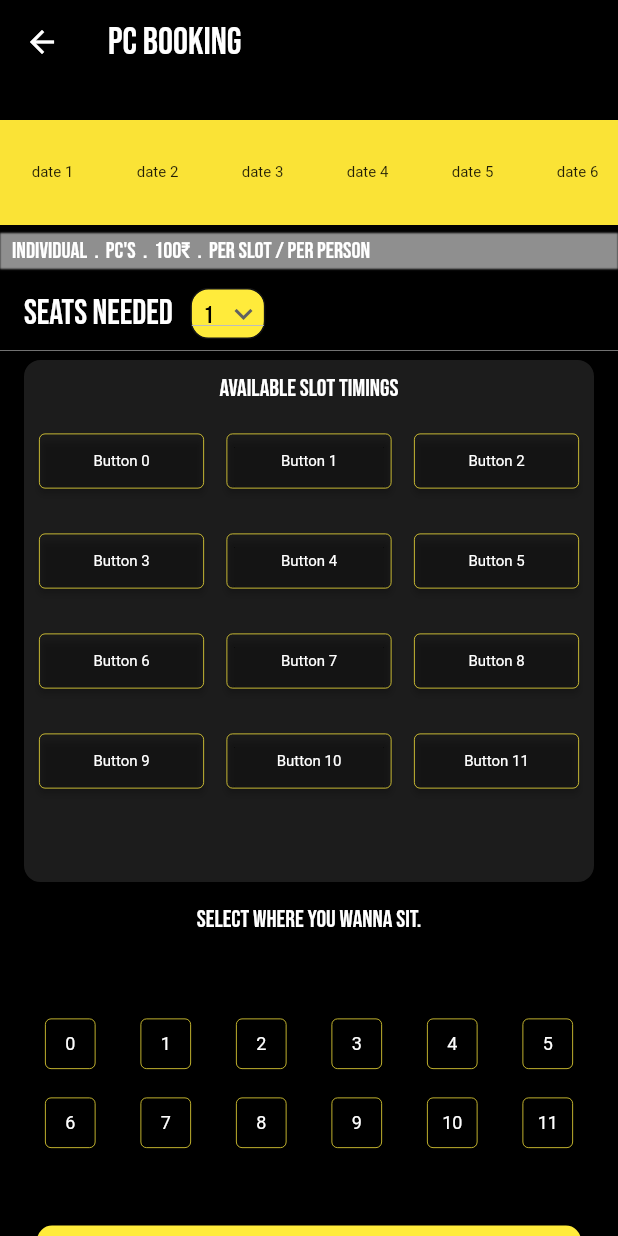
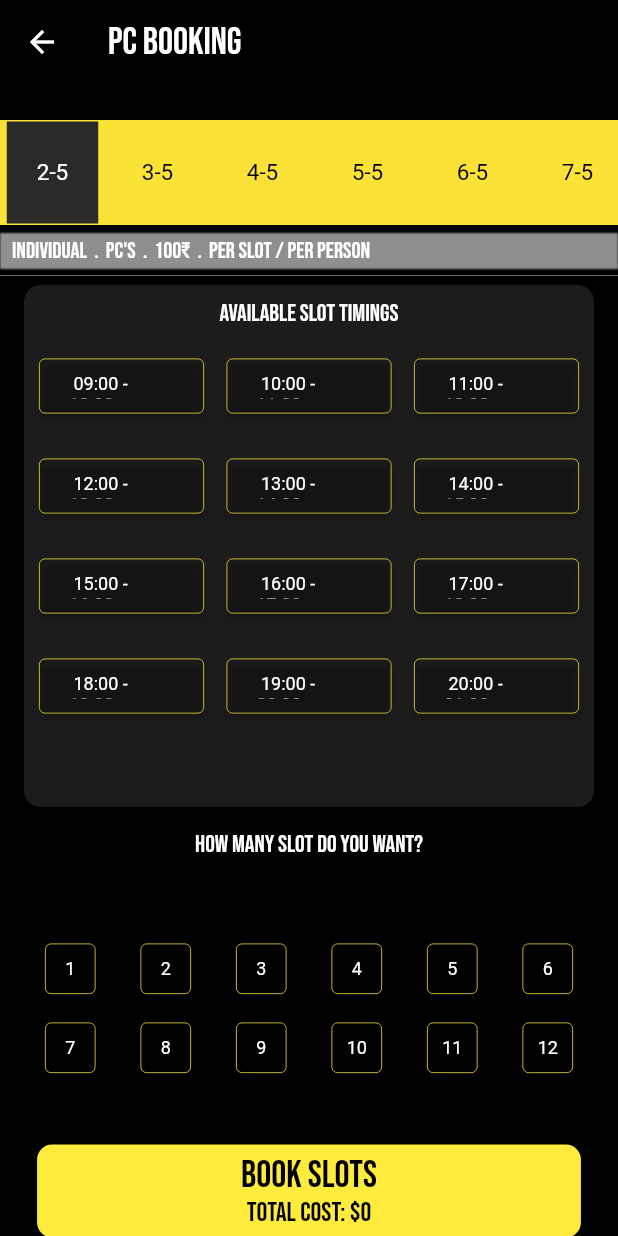
Before and after one commit to Shahbanps/Levelup-Lounge, a Flutter app: the PCBookingPage screen opened directly, on a phone screen of 412 x 824 dp. Run offline on Flutter 3.47's test engine with Material 2 defaults, Android fonts, the phone set to English and light mode, and no system bars; our stand-ins replace carousel_slider, google_fonts, google_nav_bar; network calls fail.

```diff
--- a/lib/User/pc/pc_booking_page.dart
+++ b/lib/User/pc/pc_booking_page.dart
@@ -16,20 +16,72 @@ class PCBookingPage extends StatefulWidget {
 }
 
 class _PCBookingPageState extends State<PCBookingPage> {
-  final List dates = [
-    'date 1',
-    'date 2',
-    'date 3',
-    'date 4',
-    'date 5',
-    'date 6',
-    'date 7',
-    'date 8',
-    'date 9',
-    'date 10',
+  final List times = [
+    '09:00 - 10:00',
+    '10:00 - 11:00',
+    '11:00 - 12:00',
+    '12:00 - 13:00',
+    '13:00 - 14:00',
+    '14:00 - 15:00',
+    '15:00 - 16:00',
+    '16:00 - 17:00',
+    '17:00 - 18:00',
+    '18:00 - 19:00',
+    '19:00 - 20:00',
+    '20:00 - 21:00',
+  ];
+  List<int> timingsSelectedIndexes = [];
+
+  List<int> seats = [0, 0, 0, 0, 0, 0, 0, 0, 0, 0, 0, 0];
+
+  List<bool> isSelectedSlot = [
+    false,
+    false,
+    false,
+    false,
+    false,
+    false,
+    false,
+    false,
+    false,
+    false,
+    false,
+    false
   ];
 
-  String dropdownvalue = '1';
+  int selectedTimeSLot = 0;
+
+  int _selectedIndex = -1;
+
+  int totalPrice = 0;
+
+  int noOfSeats = 0;
+
+  DateTime selectedDate = DateTime.now();
+
+  void updateSum(int index) {
+    int count = 0;
+    for (var x in seats) {
+      seats[count] = 0;
+      count += 1;
+    }
+    count = 0;
+
+    for (var x in isSelectedSlot) {
+      if (x) {
+        seats[count] += index + 1;
+      }
+      count += 1;
+    }
+    int sum = 0;
+    for (var x in seats) {
+      sum += x;
+    }
+    print(sum * 100);
+    setState(() {
+      totalPrice = sum * 100;
+    });
+  }
 
   @override
   Widget build(BuildContext context) {
@@ -61,14 +113,66 @@ class _PCBookingPageState extends State<PCBookingPage> {
             SizedBox(height: 80),
             Container(
               height: 70,
+              // child: ListView.builder(
+              //     itemCount: dates.length,
+              //     scrollDirection: Axis.horizontal,
+              //     itemBuilder: (context, index) {
+              //       return Mycircle(
+              //         child: dates[index],
+              //       );
+              //     }),
               child: ListView.builder(
-                  itemCount: dates.length,
+                itemCount: 7,
                 scrollDirection: Axis.horizontal,
                 itemBuilder: (context, index) {
-                    return Mycircle(
-                      child: dates[index],
+                  // Calculate the date for this index
+                  final date = DateTime.now().add(Duration(days: index));
+
+                  // Determine whether this date is the currently selected date
+                  final isSelected = date.year == selectedDate.year &&
+                      date.month == selectedDate.month &&
+                      date.day == selectedDate.day;
+
+                  return GestureDetector(
+                    onTap: () {
+                      setState(() {
+                        selectedDate = date;
+                      });
+                    },
+                    child: Container(
+                      width: 70,
+                      decoration: BoxDecoration(
+                          // shape: BoxShape.rectangle,
+                          color: Color.fromARGB(255, 250, 227, 54)),
+                      child: isSelected
+                          ? Center(
+                              child: Container(
+                              decoration: BoxDecoration(
+                                  color: Color.fromARGB(255, 42, 42, 42)),
+                              child: Padding(
+                                padding: const EdgeInsets.symmetric(
+                                    vertical: 25, horizontal: 20),
+                                child: Text('${date.day}-${date.month}',
+                                    style: TextStyle(
+                                      fontSize: 15,
+                                      color: isSelected
+                                          ? Colors.white
+                                          : Colors.black,
+                                    )),
+                              ),
+                            ))
+                          : Center(
+                              child: Text('${date.day}-${date.month}',
+                                  style: TextStyle(
+                                    fontSize: 15,
+                                    color: isSelected
+                                        ? Colors.white
+                                        : Colors.black,
+                                  ))),
+                    ),
                   );
-                  }),
+                },
+              ),
             ),
             SizedBox(height: 5),
             Container(
@@ -99,137 +203,6 @@ class _PCBookingPageState extends State<PCBookingPage> {
             ),
             SizedBox(
               height: 5,
-            ),
-            Container(
-              padding: const EdgeInsets.all(8),
-              height: 50,
-              child: Row(
-                mainAxisAlignment: MainAxisAlignment.start,
-                children: [
-                  Padding(
-                    padding: const EdgeInsets.fromLTRB(8.0, 3, 8, 3),
-                    child: Text(
-                      "Seats needed ",
-                      style: GoogleFonts.bebasNeue(
-                        fontSize: 23,
-                        color: Colors.white,
-                      ),
-                    ),
-                  ),
-                  Container(
-                    width: 50,
-                    height: 40,
-                    decoration: BoxDecoration(
-                      color: Colors.yellow,
-                      border:
-                          Border.all(color: Color.fromARGB(255, 20, 20, 20)),
-                      borderRadius: BorderRadius.circular(12),
-                    ),
-                    child: DropdownButton<String>(
-                      value: dropdownvalue,
-                      icon: const Icon(Icons.keyboard_arrow_down_sharp),
-                      style: const TextStyle(color: Colors.white),
-                      onChanged: (String? newValue) {
-                        setState(() {
-                          dropdownvalue = newValue!;
-                        });
-                      },
-                      items: [
-                        DropdownMenuItem(
-                          // ignore: sort_child_properties_last
-                          child: Padding(
-                            padding: const EdgeInsets.all(8.0),
-                            child: Text("1",
-                                style: GoogleFonts.bebasNeue(
-                                  fontSize: 16,
-                                  color: Color.fromARGB(255, 0, 0, 0),
-                                )),
-                          ),
-                          value: '1',
-                        ),
-                        DropdownMenuItem(
-                          child: Padding(
-                            padding: const EdgeInsets.all(8.0),
-                            child: Text("2",
-                                style: GoogleFonts.bebasNeue(
-                                  fontSize: 16,
-                                  color: Color.fromARGB(255, 0, 0, 0),
-                                )),
-                          ),
-                          value: '2',
-                        ),
-                        DropdownMenuItem(
-                          child: Padding(
-                            padding: const EdgeInsets.all(8.0),
-                            child: Text("3",
-                                style: GoogleFonts.bebasNeue(
-                                  fontSize: 16,
-                                  color: Color.fromARGB(255, 0, 0, 0),
-                                )),
-                          ),
-                          value: '3',
-                        ),
-                        DropdownMenuItem(
-                          child: Padding(
-                            padding: const EdgeInsets.all(8.0),
-                            child: Text("4",
-                                style: GoogleFonts.bebasNeue(
-                                  fontSize: 16,
-                                  color: Color.fromARGB(255, 0, 0, 0),
-                                )),
-                          ),
-                          value: '4',
-                        ),
-                        DropdownMenuItem(
-                          child: Padding(
-                            padding: const EdgeInsets.all(8.0),
-                            child: Text("5",
-                                style: GoogleFonts.bebasNeue(
-                                  fontSize: 16,
-                                  color: Color.fromARGB(255, 0, 0, 0),
-                                )),
-                          ),
-                          value: '5',
-                        ),
-                        DropdownMenuItem(
-                          child: Padding(
-                            padding: const EdgeInsets.all(8.0),
-                            child: Text("6",
-                                style: GoogleFonts.bebasNeue(
-                                  fontSize: 16,
-                                  color: Color.fromARGB(255, 0, 0, 0),
-                                )),
-                          ),
-                          value: '6',
-                        ),
-                        DropdownMenuItem(
-                          child: Padding(
-                            padding: const EdgeInsets.all(8.0),
-                            child: Text("7",
-                                style: GoogleFonts.bebasNeue(
-                                  fontSize: 16,
-                                  color: Color.fromARGB(255, 0, 0, 0),
-                                )),
-                          ),
-                          value: '7',
-                        ),
-                        DropdownMenuItem(
-                          // ignore: sort_child_properties_last
-                          child: Padding(
-                            padding: const EdgeInsets.all(8.0),
-                            child: Text("8",
-                                style: GoogleFonts.bebasNeue(
-                                  fontSize: 16,
-                                  color: Color.fromARGB(255, 0, 0, 0),
-                                )),
-                          ),
-                          value: '8',
-                        )
-                      ],
-                    ),
-                  )
-                ],
-              ),
             ),
             Divider(
               color: Colors.white,
@@ -273,25 +246,54 @@ class _PCBookingPageState extends State<PCBookingPage> {
                                       crossAxisCount: 3,
                                       crossAxisSpacing: 15,
                                       mainAxisSpacing: 30,
-                                      childAspectRatio:
-                                          3, // set the aspect ratio of each child widget
+                                      childAspectRatio: 3,
                                     ),
                                     itemBuilder: (context, index) {
+                                      bool isSelected = timingsSelectedIndexes
+                                          .contains(index);
                                       return ElevatedButton(
                                         onPressed: () {
-                                          // action to perform when button is pressed
+                                          setState(() {
+                                            if (isSelected) {
+                                              timingsSelectedIndexes
+                                                  .remove(index);
+                                            } else {
+                                              timingsSelectedIndexes.add(index);
+                                            }
+
+                                            isSelectedSlot[index] =
+                                                !isSelectedSlot[index];
+                                            if (isSelectedSlot[index]) {
+                                              setState(() {
+                                                updateSum(noOfSeats);
+                                                print(seats);
+                                              });
+                                            } else {
+                                              setState(() {
+                                                seats[index] = 0;
+                                                print(seats);
+                                                updateSum(noOfSeats);
+                                              });
+                                            }
+                                          });
                                         },
                                         style: ButtonStyle(
                                           backgroundColor:
                                               MaterialStateProperty.all<Color>(
-                                                  Colors.transparent),
+                                            isSelected
+                                                ? Colors.yellow
+                                                : Colors.transparent,
+                                          ),
                                           foregroundColor:
                                               MaterialStateProperty.all<Color>(
-                                                  Colors.white),
+                                            isSelected
+                                                ? Colors.black
+                                                : Colors.white,
+                                          ),
                                           textStyle: MaterialStateProperty.all<
                                               TextStyle>(
                                             TextStyle(
-                                              fontSize: 10,
+                                              fontSize: 12,
                                             ),
                                           ),
                                           padding: MaterialStateProperty.all<
@@ -303,17 +305,15 @@ class _PCBookingPageState extends State<PCBookingPage> {
                                               RoundedRectangleBorder>(
                                             RoundedRectangleBorder(
                                               side: BorderSide(
-                                                color: Colors
-                                                    .yellow, // set the border color here
-                                                width:
-                                                    0.5, // set the width of the border
+                                                color: Colors.yellow,
+                                                width: 0.5,
                                               ),
                                               borderRadius:
                                                   BorderRadius.circular(4),
                                             ),
                                           ),
                                         ),
-                                        child: Text('Button $index'),
+                                        child: Text(' ${times[index]}'),
                                       );
                                     },
                                     itemCount: 12,
@@ -329,7 +329,7 @@ class _PCBookingPageState extends State<PCBookingPage> {
               height: 10,
             ),
             Text(
-              "Select where you wanna sit.",
+              "How many slot do you want?",
               style: GoogleFonts.bebasNeue(
                 fontSize: 16,
                 color: Color.fromARGB(255, 255, 255, 255),
@@ -346,7 +346,8 @@ class _PCBookingPageState extends State<PCBookingPage> {
                         height: 10,
                         child: GridView.builder(
                           // physics: NeverScrollableScrollPhysics(),
-                        gridDelegate: SliverGridDelegateWithFixedCrossAxisCount(
+                          gridDelegate:
+                              SliverGridDelegateWithFixedCrossAxisCount(
                             crossAxisCount: 6,
                             crossAxisSpacing: 30,
                             mainAxisSpacing: 19,
@@ -356,18 +357,35 @@ class _PCBookingPageState extends State<PCBookingPage> {
                           itemBuilder: (context, index) {
                             return ElevatedButton(
                               onPressed: () {
-                              // action to perform when button is pressed
+                                setState(() {
+                                  _selectedIndex =
+                                      index; // Update the selected index
+                                  int count = 0;
+
+                                  noOfSeats = index;
+                                  updateSum(index);
+                                });
                               },
                               style: ButtonStyle(
-                              backgroundColor: MaterialStateProperty.all<Color>(
-                                  Colors.transparent),
+                                backgroundColor:
+                                    MaterialStateProperty.all<Color>(
+                                  _selectedIndex == index
+                                      ? Colors.yellow
+                                      : Colors.transparent,
+                                ),
+                                foregroundColor:
+                                    MaterialStateProperty.all<Color>(
+                                  _selectedIndex == index
+                                      ? Colors.black
+                                      : Colors.white,
+                                ),
                                 textStyle: MaterialStateProperty.all<TextStyle>(
                                   TextStyle(
                                     fontSize: 12,
                                   ),
                                 ),
-                              padding:
-                                  MaterialStateProperty.all<EdgeInsetsGeometry>(
+                                padding: MaterialStateProperty.all<
+                                    EdgeInsetsGeometry>(
                                   EdgeInsets.symmetric(
                                       horizontal: 5, vertical: 5),
                                 ),
@@ -383,29 +401,36 @@ class _PCBookingPageState extends State<PCBookingPage> {
                                   ),
                                 ),
                               ),
-                            child: Text('$index'),
+                              child: Text('${index + 1}'),
                             );
                           },
                           itemCount: 12,
-                      ),
-                    );
+                        ));
                   },
                 )),
             ElevatedButton(
               onPressed: () {
-                Navigator.push(
-                  context,
-                  MaterialPageRoute(builder: (context) => Feed_Back()),
-                );
+                // Your button press logic here
               },
               child: Padding(
                 padding: const EdgeInsets.fromLTRB(120, 5, 120, 5),
-                child: Text(
+                child: Column(
+                  children: [
+                    Text(
                       'Book Slots',
                       style: GoogleFonts.bebasNeue(
                         fontSize: 25,
                         color: Color.fromARGB(255, 0, 0, 0),
                       ),
+                    ),
+                    Text(
+                      'Total Cost: \$$totalPrice',
+                      style: GoogleFonts.bebasNeue(
+                        fontSize: 18,
+                        color: Color.fromARGB(255, 0, 0, 0),
+                      ),
+                    ),
+                  ],
                 ),
               ),
               style: ButtonStyle(
--- a/lib/main.dart
+++ b/lib/main.dart
@@ -49,40 +49,40 @@ class _HomePageState extends State<HomePage> {
   @override
   Widget build(BuildContext context) {
     return Scaffold(
-      // body: Pages[currentIndex],
-      // bottomNavigationBar: Container(
-      //   color: Colors.black,
-      //   child: Padding(
-      //     padding: const EdgeInsets.symmetric(horizontal: 15, vertical: 20),
-      //     child: GNav(
-      //       onTabChange: (i) {
-      //         setState(() {
-      //           currentIndex = i;
-      //         });
-      //       },
-      //       backgroundColor: Colors.black,
-      //       color: Color.fromARGB(255, 255, 255, 255),
-      //       activeColor: Color.fromARGB(255, 255, 255, 255),
-      //       tabBackgroundColor: Color.fromARGB(255, 31, 31, 31),
-      //       padding: EdgeInsets.all(16),
-      //       gap: 8,
-      //       tabs: const [
-      //         GButton(
-      //           icon: Icons.home_filled,
-      //           text: 'Home',
-      //         ),
-      //         GButton(icon: Icons.store_rounded, text: 'Store'),
-      //         GButton(icon: Icons.feedback_rounded, text: 'Feedback'),
-      //         GButton(icon: Icons.person_2_rounded, text: 'Profile'),
-      //       ],
-      //     ),
-      //   ),
+      body: Pages[currentIndex],
+      bottomNavigationBar: Container(
+        color: Colors.black,
+        child: Padding(
+          padding: const EdgeInsets.symmetric(horizontal: 15, vertical: 20),
+          child: GNav(
+            onTabChange: (i) {
+              setState(() {
+                currentIndex = i;
+              });
+            },
+            backgroundColor: Colors.black,
+            color: Color.fromARGB(255, 255, 255, 255),
+            activeColor: Color.fromARGB(255, 255, 255, 255),
+            tabBackgroundColor: Color.fromARGB(255, 31, 31, 31),
+            padding: EdgeInsets.all(16),
+            gap: 8,
+            tabs: const [
+              GButton(
+                icon: Icons.home_filled,
+                text: 'Home',
+              ),
+              GButton(icon: Icons.store_rounded, text: 'Store'),
+              GButton(icon: Icons.feedback_rounded, text: 'Feedback'),
+              GButton(icon: Icons.person_2_rounded, text: 'Profile'),
+            ],
+          ),
+        ),
+      ),
+      // body: AddItem(
+      //   image_path: '',
+      //   item_name: '',
+      //   item_price: '',
       // ),
-      body: AddItem(
-        image_path: '',
-        item_name: '',
-        item_price: '',
-      ),
     );
   }
 }
```
Lines whose indentation alone changed are shown as unchanged.
